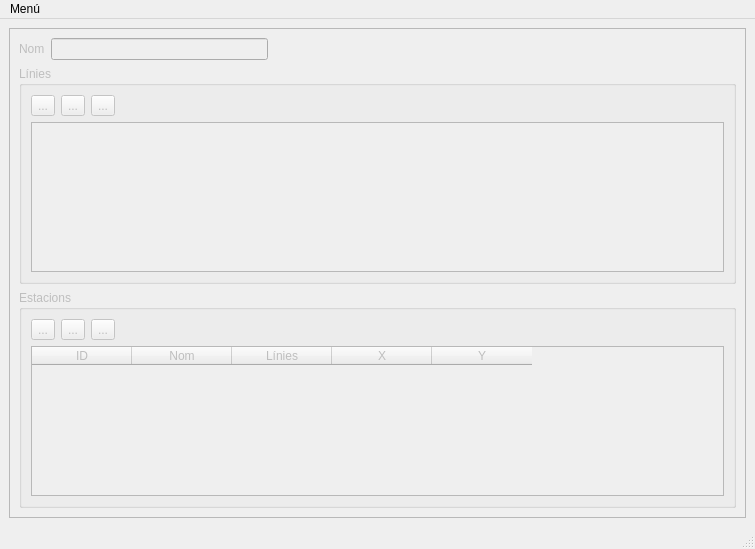
Before: the Qt Designer form edit.ui in anxodio/TransPublic, drawn with Qt 5.
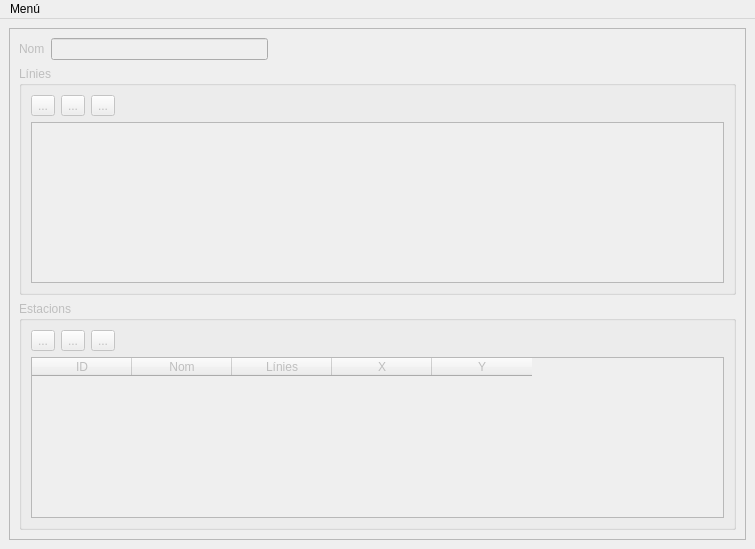
After: the same form once the commit is applied. Icons and pictures are not drawn.

Patch:
```diff
--- a/edit.ui
+++ b/edit.ui
@@ -273,7 +273,6 @@
    </widget>
    <addaction name="menuMen"/>
   </widget>
-  <widget class="QStatusBar" name="statusbar"/>
   <action name="menuExit">
    <property name="text">
     <string>Sortir</string>
```
